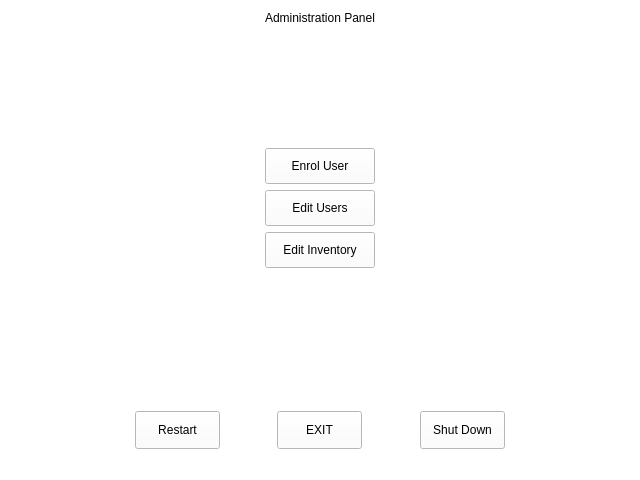
Above: adminpanel.ui from arc-bphc/sims-gui before the change. Below: the same form after it.
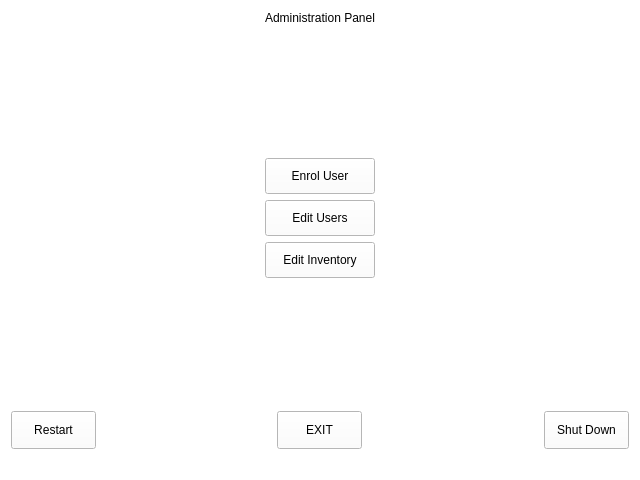
That is the form after the change.

```diff
--- a/adminpanel.ui
+++ b/adminpanel.ui
@@ -21,7 +21,20 @@
   <layout class="QGridLayout" name="gridLayout_3">
    <item row="0" column="0">
     <layout class="QGridLayout" name="gridLayout_2">
-     <item row="0" column="2">
+     <item row="2" column="0">
+      <spacer name="horizontalSpacer_4">
+       <property name="orientation">
+        <enum>Qt::Horizontal</enum>
+       </property>
+       <property name="sizeHint" stdset="0">
+        <size>
+         <width>40</width>
+         <height>20</height>
+        </size>
+       </property>
+      </spacer>
+     </item>
+     <item row="0" column="1">
       <layout class="QGridLayout" name="gridLayout">
        <item row="1" column="0">
         <spacer name="verticalSpacer_2">
@@ -97,7 +110,7 @@
        </item>
       </layout>
      </item>
-     <item row="0" column="1">
+     <item row="0" column="0">
       <spacer name="horizontalSpacer">
        <property name="orientation">
         <enum>Qt::Horizontal</enum>
@@ -110,20 +123,7 @@
        </property>
       </spacer>
      </item>
-     <item row="1" column="1">
-      <spacer name="horizontalSpacer_3">
-       <property name="orientation">
-        <enum>Qt::Horizontal</enum>
-       </property>
-       <property name="sizeHint" stdset="0">
-        <size>
-         <width>40</width>
-         <height>20</height>
-        </size>
-       </property>
-      </spacer>
-     </item>
-     <item row="2" column="3" alignment="Qt::AlignRight">
+     <item row="1" column="2" alignment="Qt::AlignRight">
       <widget class="QPushButton" name="pushButton_4">
        <property name="minimumSize">
         <size>
@@ -142,20 +142,7 @@
        </property>
       </widget>
      </item>
-     <item row="2" column="0">
-      <spacer name="horizontalSpacer_5">
-       <property name="orientation">
-        <enum>Qt::Horizontal</enum>
-       </property>
-       <property name="sizeHint" stdset="0">
-        <size>
-         <width>40</width>
-         <height>20</height>
-        </size>
-       </property>
-      </spacer>
-     </item>
-     <item row="2" column="2" alignment="Qt::AlignHCenter">
+     <item row="1" column="1" alignment="Qt::AlignHCenter">
       <widget class="QPushButton" name="pushButton_3">
        <property name="sizePolicy">
         <sizepolicy hsizetype="Fixed" vsizetype="Fixed">
@@ -177,7 +164,7 @@
        </property>
       </widget>
      </item>
-     <item row="0" column="3">
+     <item row="0" column="2">
       <spacer name="horizontalSpacer_2">
        <property name="orientation">
         <enum>Qt::Horizontal</enum>
@@ -190,20 +177,7 @@
        </property>
       </spacer>
      </item>
-     <item row="3" column="1">
-      <spacer name="horizontalSpacer_4">
-       <property name="orientation">
-        <enum>Qt::Horizontal</enum>
-       </property>
-       <property name="sizeHint" stdset="0">
-        <size>
-         <width>40</width>
-         <height>20</height>
-        </size>
-       </property>
-      </spacer>
-     </item>
-     <item row="2" column="1" alignment="Qt::AlignLeft">
+     <item row="1" column="0" alignment="Qt::AlignLeft">
       <widget class="QPushButton" name="pushButton_2">
        <property name="minimumSize">
         <size>
@@ -219,19 +193,6 @@
        </property>
       </widget>
      </item>
-     <item row="2" column="4">
-      <spacer name="horizontalSpacer_6">
-       <property name="orientation">
-        <enum>Qt::Horizontal</enum>
-       </property>
-       <property name="sizeHint" stdset="0">
-        <size>
-         <width>40</width>
-         <height>20</height>
-        </size>
-       </property>
-      </spacer>
-     </item>
     </layout>
    </item>
   </layout>
```
